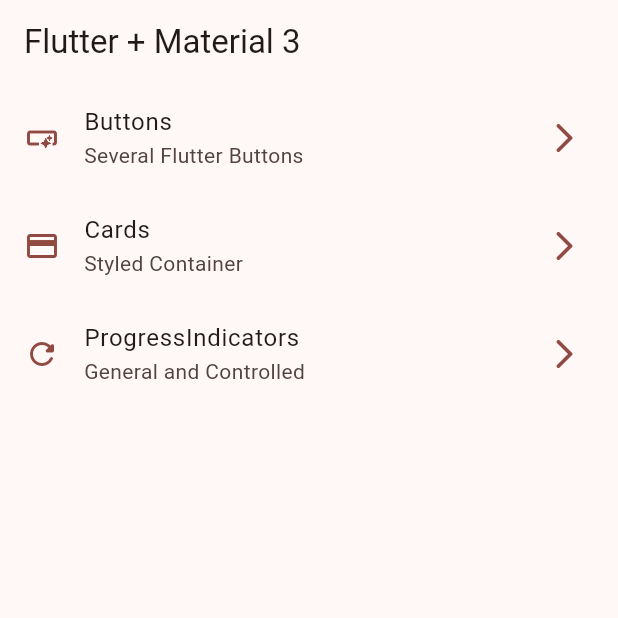
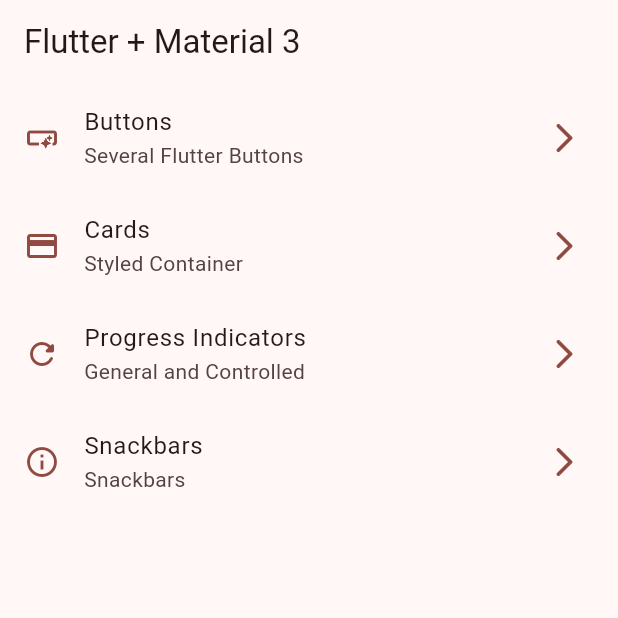
Before and after one commit to oscarlagatta/widgets_app, a Flutter app: the screen it shows after launch, on a phone screen of 412 x 824 dp, the top half of it. Run offline on Flutter 3.47's test engine with Material 3 defaults, Android fonts, the phone set to English and light mode, and no system bars; our stand-ins replace go_router.

```diff
--- a/lib/config/menu/menu_items.dart
+++ b/lib/config/menu/menu_items.dart
@@ -28,9 +28,15 @@ const appMenuItems = <MenuItem>[
     icon: Icons.credit_card,
   ),
   MenuItem(
-    title: 'ProgressIndicators',
+    title: 'Progress Indicators',
     subTitle: 'General and Controlled',
     link: '/progress',
     icon: Icons.refresh_rounded,
+  ),
+  MenuItem(
+    title: 'Snackbars',
+    subTitle: 'Snackbars',
+    link: '/snackbars',
+    icon: Icons.info_outline,
   )
 ];
--- a/lib/config/router/app_router.dart
+++ b/lib/config/router/app_router.dart
@@ -22,4 +22,9 @@ final appRouter = GoRouter(initialLocation: '/', routes: [
     path: '/progress',
     builder: (context, state) => const ProgressScreen(),
   ),
+  GoRoute(
+    name: SnackbarScreen.name,
+    path: '/snackbars',
+    builder: (context, state) => const SnackbarScreen(),
+  ),
 ]);
--- a/lib/main.dart
+++ b/lib/main.dart
@@ -10,12 +10,13 @@ class WidgetsMainApp extends StatelessWidget {
   @override
   Widget build(BuildContext context) {
     return MaterialApp.router(
+      title: 'Flutter Widgets',
       routerConfig: appRouter,
       debugShowCheckedModeBanner: false,
       theme: AppTheme(
         selectedColor: 3,
       ).getTheme(),
-      title: 'Material App',
+
     );
   }
 }
--- a/lib/presentation/screens/progress/progress_screen.dart
+++ b/lib/presentation/screens/progress/progress_screen.dart
@@ -58,7 +58,7 @@ class _ControllerProgressIndicator extends StatelessWidget {
   @override
   Widget build(BuildContext context) {
 
-    // the stream builder will dispose the `stream` when the widest is destroyed
+    // the stream builder will dispose the `stream` when the widget is destroyed
     return StreamBuilder<double>(
       stream: Stream.periodic(const Duration(milliseconds: 300), (value) {
         return (value *2) / 100;
```
Also changed, not shown: lib/presentation/screens/snackbar/snackbar_screen.dart (+79 -2 lines).
